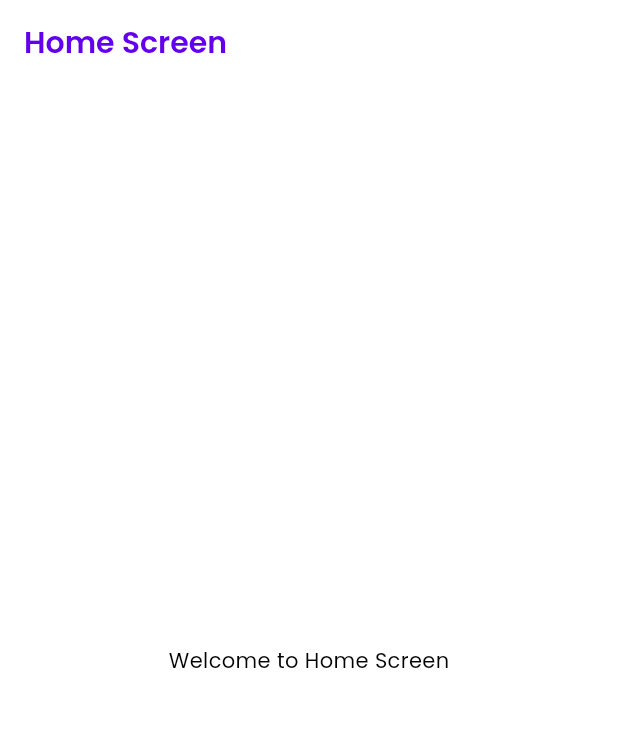
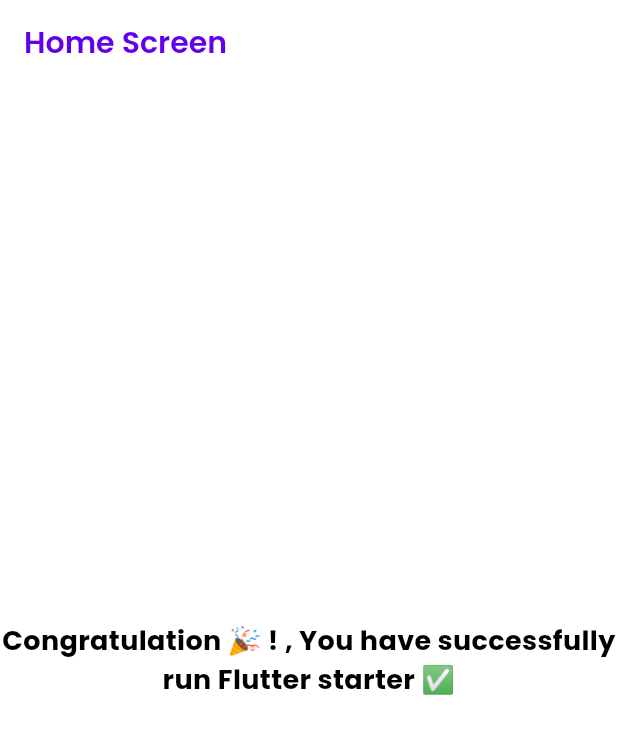
Before and after one commit to KOMI18/flutter_starter, a Flutter app: the screen it shows after launch, on a phone screen of 412 x 824 dp. Shown: the top 734 px of the screen. Run offline on Flutter 3.47's test engine with Material 3 defaults, Android fonts, the phone set to English and light mode, and no system bars; our stand-ins replace animated_theme_switcher, cached_network_image, dartz, dio, flutter_spinkit, flutter_svg and 7 more; missing offline and left inert: dio_cache_interceptor, dio_cache_interceptor_file_store, talker_dio_logger.

Commit message:
flutter starter v1.1

```diff
--- a/lib/features/home/ui/home/home_screen.dart
+++ b/lib/features/home/ui/home/home_screen.dart
@@ -11,7 +11,18 @@
         title:  Text("Home Screen"),
       ),
       body:  Center(
-        child: Text("Welcome to Home Screen"),
+        child:
+        Text(
+          "Congratulation 🎉 ! , You have successfully run Flutter starter ✅",
+          textAlign: TextAlign.center,
+          softWrap: true,
+          overflow: TextOverflow.visible,
+          style: TextStyle(
+            fontSize: 18,
+            fontWeight: FontWeight.bold,
+          ),
+        )
+
       ),
     );
   }
```
Also changed, not shown: 2 other files.
